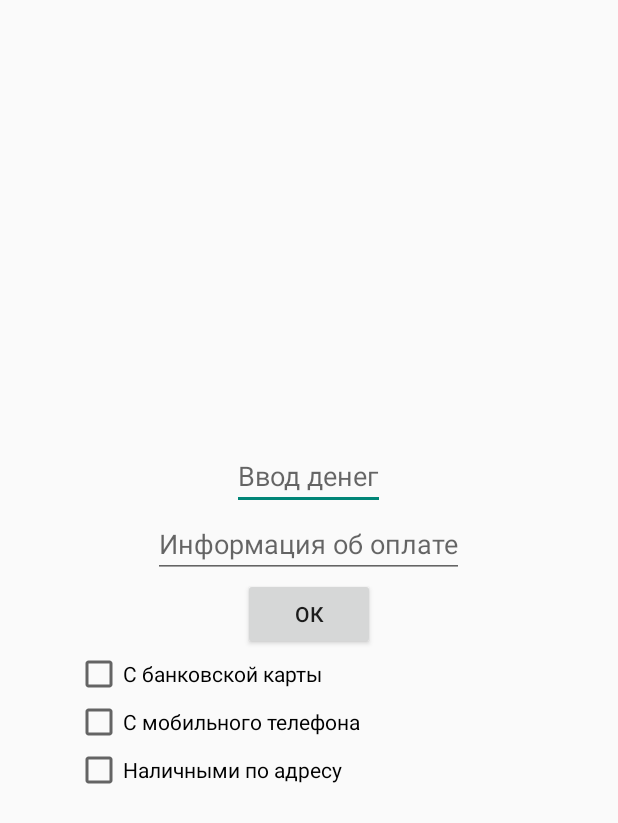
After one commit to migildar/Notebook, an Android app: the PaymentActivity screen opened directly, with no data from a screen before it, on a phone screen of 412 x 824 dp. The commit adds this screen. Shown: the top 823 px of the screen. Run offline under Robolectric (Android 15) with nearby library versions, the phone set to English and light mode, and no system bars.

Commit message:
add payment

```diff
--- a/app/src/main/AndroidManifest.xml
+++ b/app/src/main/AndroidManifest.xml
@@ -17,6 +17,7 @@
             </intent-filter>
         </activity>
         <activity android:name=".NotesActivity"/>
+        <activity android:name=".PaymentActivity"/>
     </application>
 
 </manifest>
--- a/app/src/main/java/com/example/notebook/MainActivity.java
+++ b/app/src/main/java/com/example/notebook/MainActivity.java
@@ -28,6 +28,9 @@ public class MainActivity extends AppCompatActivity {
         } else if (id == R.id.exit) {
             finish();
             return true;
+        } else if (id == R.id.action_open_payment) {
+            Intent intentPayment = new Intent(MainActivity.this, PaymentActivity.class);
+            startActivity(intentPayment);
         }
 
         return super.onOptionsItemSelected(item);
--- /dev/null
+++ b/app/src/main/java/com/example/notebook/PaymentActivity.java
@@ -0,0 +1,100 @@
+package com.example.notebook;
+
+import android.os.Bundle;
+import android.text.InputType;
+import android.view.View;
+import android.widget.Button;
+import android.widget.CheckBox;
+import android.widget.CompoundButton;
+import android.widget.EditText;
+import android.widget.Toast;
+
+import androidx.appcompat.app.AppCompatActivity;
+
+public class PaymentActivity extends AppCompatActivity {
+
+    private EditText mInputMoney;
+    private EditText mInputInfo;
+    private Button mBtnOk;
+    private CheckBox mBankCardChkBx;
+    private CheckBox mMobilePhoneChkBx;
+    private CheckBox mCashAddressChkBx;
+
+    String infoMethod;
+
+    @Override
+    protected void onCreate(Bundle savedInstanceState) {
+        super.onCreate(savedInstanceState);
+        setContentView(R.layout.activity_payment);
+        initViews();
+    }
+
+    private void resetCheckBoxes(){
+        mBankCardChkBx.setChecked(false);
+        mMobilePhoneChkBx.setChecked(false);
+        mCashAddressChkBx.setChecked(false);
+    }
+
+    private void initViews() {
+        mInputMoney = findViewById(R.id.inputMoney);
+        mInputInfo = findViewById(R.id.inputInfo);
+        mBtnOk = findViewById(R.id.btnOK);
+        mBankCardChkBx = findViewById(R.id.bankCardChkBx);
+        mMobilePhoneChkBx = findViewById(R.id.mobilePhoneChkBx);
+        mCashAddressChkBx = findViewById(R.id.cashAddressChkBx);
+
+        CompoundButton.OnCheckedChangeListener checkedChangeListener = new CompoundButton.OnCheckedChangeListener() {
+            @Override
+            public void onCheckedChanged(CompoundButton compoundButton, boolean b) {
+                if (b) {
+                    switch (compoundButton.getId()) {
+                        case R.id.bankCardChkBx:
+                            resetCheckBoxes();
+                            mBankCardChkBx.setChecked(true);
+                            mInputInfo.setInputType(InputType.TYPE_CLASS_NUMBER);
+                            break;
+                        case R.id.mobilePhoneChkBx:
+                            resetCheckBoxes();
+                            mMobilePhoneChkBx.setChecked(true);
+                            mInputInfo.setInputType(InputType.TYPE_CLASS_PHONE);
+                            break;
+                        case R.id.cashAddressChkBx:
+                            resetCheckBoxes();
+                            mInputInfo.setInputType(InputType.TYPE_CLASS_TEXT);
+                            mCashAddressChkBx.setChecked(true);
+                            break;
+                        default:
+                    }
+                }
+            }
+        };
+
+        mBtnOk.setOnClickListener(new View.OnClickListener() {
+            @Override
+            public void onClick(View v) {
+
+                String depositMoney = mInputMoney.getText().toString();
+                String paymentInformation = mInputInfo.getText().toString();
+
+                if (mBankCardChkBx.isChecked()) {
+                    infoMethod = mBankCardChkBx.getText().toString();
+                } else if (mMobilePhoneChkBx.isChecked()) {
+                    infoMethod = mMobilePhoneChkBx.getText().toString();
+                } else if (mCashAddressChkBx.isChecked()) {
+                    infoMethod = mCashAddressChkBx.getText().toString();
+                }
+
+                StringBuilder stringBuilder = new StringBuilder();
+                stringBuilder.append("Payment = " + depositMoney+"; ")
+                        .append("Payment information = "+paymentInformation+"; ")
+                        .append("Payment method = "+infoMethod+"; ");
+
+                Toast.makeText(PaymentActivity.this, stringBuilder.toString(), Toast.LENGTH_LONG).show();
+            }
+        });
+
+        mBankCardChkBx.setOnCheckedChangeListener(checkedChangeListener);
+        mMobilePhoneChkBx.setOnCheckedChangeListener(checkedChangeListener);
+        mCashAddressChkBx.setOnCheckedChangeListener(checkedChangeListener);
+    }
+}
--- /dev/null
+++ b/app/src/main/res/layout/activity_payment.xml
@@ -0,0 +1,44 @@
+<?xml version="1.0" encoding="utf-8"?>
+<androidx.appcompat.widget.LinearLayoutCompat xmlns:android="http://schemas.android.com/apk/res/android"
+    xmlns:app="http://schemas.android.com/apk/res-auto"
+    xmlns:tools="http://schemas.android.com/tools"
+    android:orientation="vertical"
+    android:gravity="center"
+    android:padding="50dp"
+    android:layout_width="match_parent"
+    android:layout_height="match_parent"
+    tools:context=".MainActivity">
+
+    <EditText
+        android:id="@+id/inputMoney"
+        android:layout_width="wrap_content"
+        android:layout_height="wrap_content"
+        android:hint="@string/deposit_money"
+        android:inputType="number"/>
+    <EditText
+        android:id="@+id/inputInfo"
+        android:layout_width="wrap_content"
+        android:layout_height="wrap_content"
+        android:hint="@string/payment_information" />
+    <Button
+        android:id="@+id/btnOK"
+        android:layout_width="wrap_content"
+        android:layout_height="wrap_content"
+        android:text="@string/ok" />
+    <CheckBox
+        android:id="@+id/bankCardChkBx"
+        android:layout_width="match_parent"
+        android:layout_height="wrap_content"
+        android:text="@string/bank_card"/>
+    <CheckBox
+        android:id="@+id/mobilePhoneChkBx"
+        android:layout_width="match_parent"
+        android:layout_height="wrap_content"
+        android:text="@string/mobile_phone"/>
+    <CheckBox
+        android:id="@+id/cashAddressChkBx"
+        android:layout_width="match_parent"
+        android:layout_height="wrap_content"
+        android:text="@string/cash_at"/>
+
+</androidx.appcompat.widget.LinearLayoutCompat>
--- a/app/src/main/res/values/strings.xml
+++ b/app/src/main/res/values/strings.xml
@@ -3,4 +3,11 @@
     <string name="save">Сохранить</string>
     <string name="exit">Выход</string>
     <string name="notebook">Записная книжка</string>
+    <string name="payment">Оплата</string>
+    <string name="bank_card">С банковской карты</string>
+    <string name="mobile_phone">С мобильного телефона</string>
+    <string name="cash_at">Наличными по адресу</string>
+    <string name="deposit_money">Ввод денег</string>
+    <string name="payment_information">Информация об оплате</string>
+    <string name="ok">ОК</string>
 </resources>
```
Also changed, not shown: app/src/main/res/menu/menu_main.xml (+7 -1 lines).
